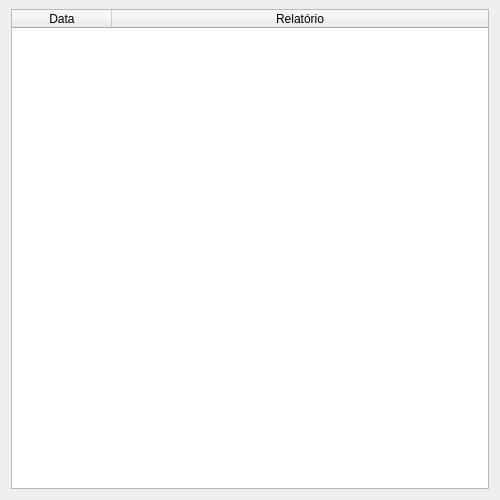
Qt form screens/relatorio_financeiro.ui (devfabri/Arquitetura-Pereira) before a commit.
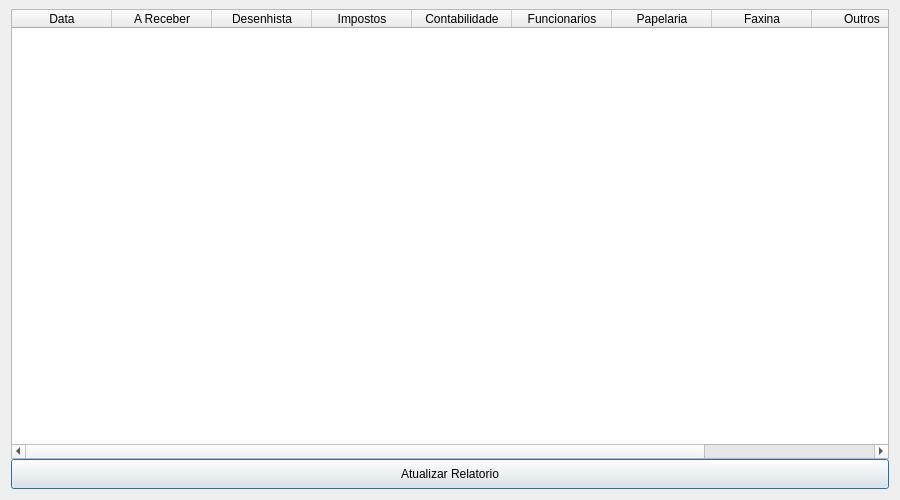
The same form after that commit.

The edit to the form file:
```diff
--- a/screens/relatorio_financeiro.ui
+++ b/screens/relatorio_financeiro.ui
@@ -6,19 +6,19 @@
    <rect>
     <x>0</x>
     <y>0</y>
-    <width>500</width>
+    <width>900</width>
     <height>500</height>
    </rect>
   </property>
   <property name="minimumSize">
    <size>
-    <width>500</width>
+    <width>900</width>
     <height>300</height>
    </size>
   </property>
   <property name="maximumSize">
    <size>
-    <width>500</width>
+    <width>900</width>
     <height>500</height>
    </size>
   </property>
@@ -34,14 +34,72 @@
    </property>
    <item>
     <widget class="QTableWidget" name="tableWidget">
+     <property name="editTriggers">
+      <set>QAbstractItemView::DoubleClicked</set>
+     </property>
+     <property name="alternatingRowColors">
+      <bool>true</bool>
+     </property>
+     <property name="selectionMode">
+      <enum>QAbstractItemView::NoSelection</enum>
+     </property>
+     <property name="textElideMode">
+      <enum>Qt::ElideNone</enum>
+     </property>
+     <property name="wordWrap">
+      <bool>true</bool>
+     </property>
      <attribute name="horizontalHeaderStretchLastSection">
-      <bool>true</bool>
+      <bool>false</bool>
+     </attribute>
+     <attribute name="verticalHeaderStretchLastSection">
+      <bool>false</bool>
      </attribute>
      <column>
       <property name="text">
        <string>Data</string>
       </property>
      </column>
+     <column>
+      <property name="text">
+       <string>A Receber</string>
+      </property>
+     </column>
+     <column>
+      <property name="text">
+       <string>Desenhista</string>
+      </property>
+     </column>
+     <column>
+      <property name="text">
+       <string>Impostos</string>
+      </property>
+     </column>
+     <column>
+      <property name="text">
+       <string>Contabilidade</string>
+      </property>
+     </column>
+     <column>
+      <property name="text">
+       <string>Funcionarios</string>
+      </property>
+     </column>
+     <column>
+      <property name="text">
+       <string>Papelaria</string>
+      </property>
+     </column>
+     <column>
+      <property name="text">
+       <string>Faxina</string>
+      </property>
+     </column>
+     <column>
+      <property name="text">
+       <string>Outros</string>
+      </property>
+     </column>
      <column>
       <property name="text">
        <string>Relatório</string>
@@ -49,6 +107,19 @@
      </column>
     </widget>
    </item>
+   <item>
+    <widget class="QPushButton" name="btn_reload">
+     <property name="minimumSize">
+      <size>
+       <width>0</width>
+       <height>30</height>
+      </size>
+     </property>
+     <property name="text">
+      <string>Atualizar Relatorio</string>
+     </property>
+    </widget>
+   </item>
   </layout>
  </widget>
  <resources/>
```
